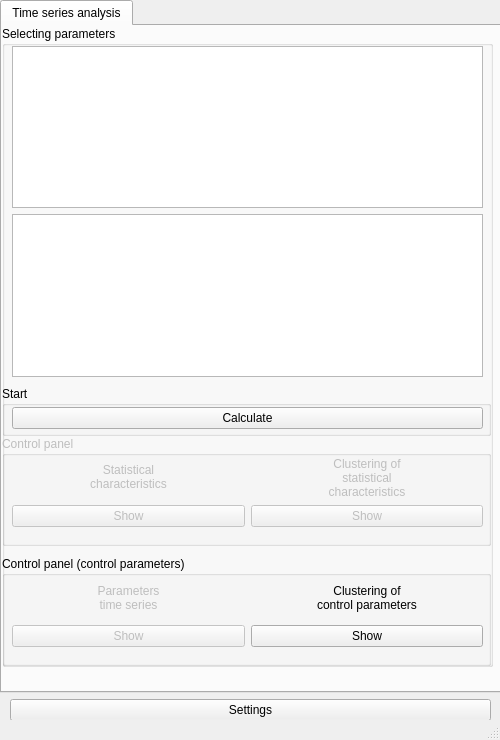
First picture: the form in SOURCES/TSAC/Main_Eng.ui, repository KP-Data-Mining/DM, before the edit.
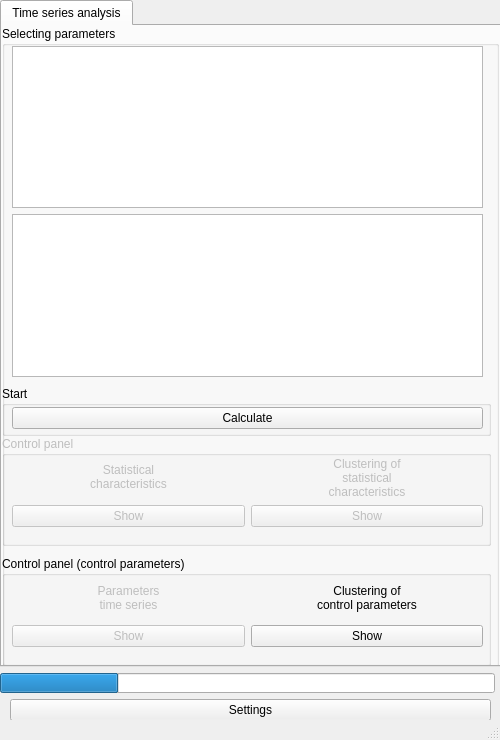
Second picture: the form after the edit.

Commit message: feat: update Qt design files for progress bars

What changed in the file:
```diff
--- a/SOURCES/TSAC/Main_Eng.ui
+++ b/SOURCES/TSAC/Main_Eng.ui
@@ -71,7 +71,7 @@
           <rect>
            <x>0</x>
            <y>0</y>
-           <width>491</width>
+           <width>497</width>
            <height>641</height>
           </rect>
          </property>
@@ -311,6 +311,28 @@
        </widget>
       </widget>
      </item>
+     <item>
+      <widget class="QProgressBar" name="progressBar">
+       <property name="minimumSize">
+        <size>
+         <width>495</width>
+         <height>20</height>
+        </size>
+       </property>
+       <property name="maximumSize">
+        <size>
+         <width>495</width>
+         <height>20</height>
+        </size>
+       </property>
+       <property name="value">
+        <number>24</number>
+       </property>
+       <property name="textVisible">
+        <bool>false</bool>
+       </property>
+      </widget>
+     </item>
      <item>
       <layout class="QHBoxLayout" name="horizontalLayout">
        <property name="leftMargin">
```
The commit also changes 4 other files.
